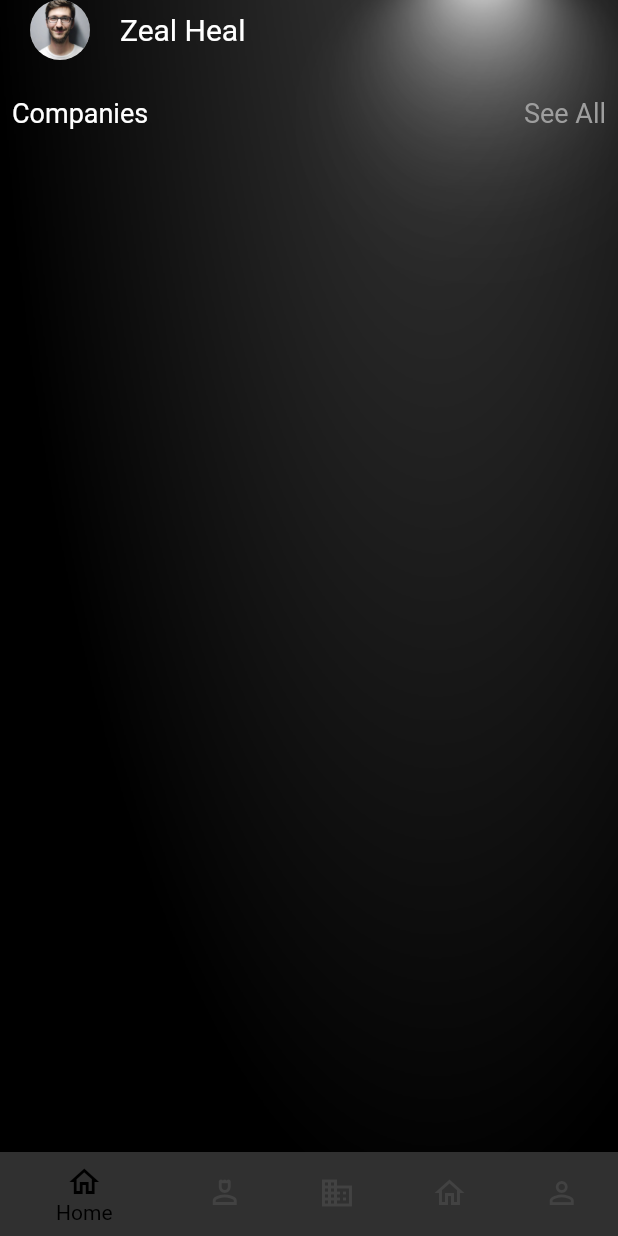
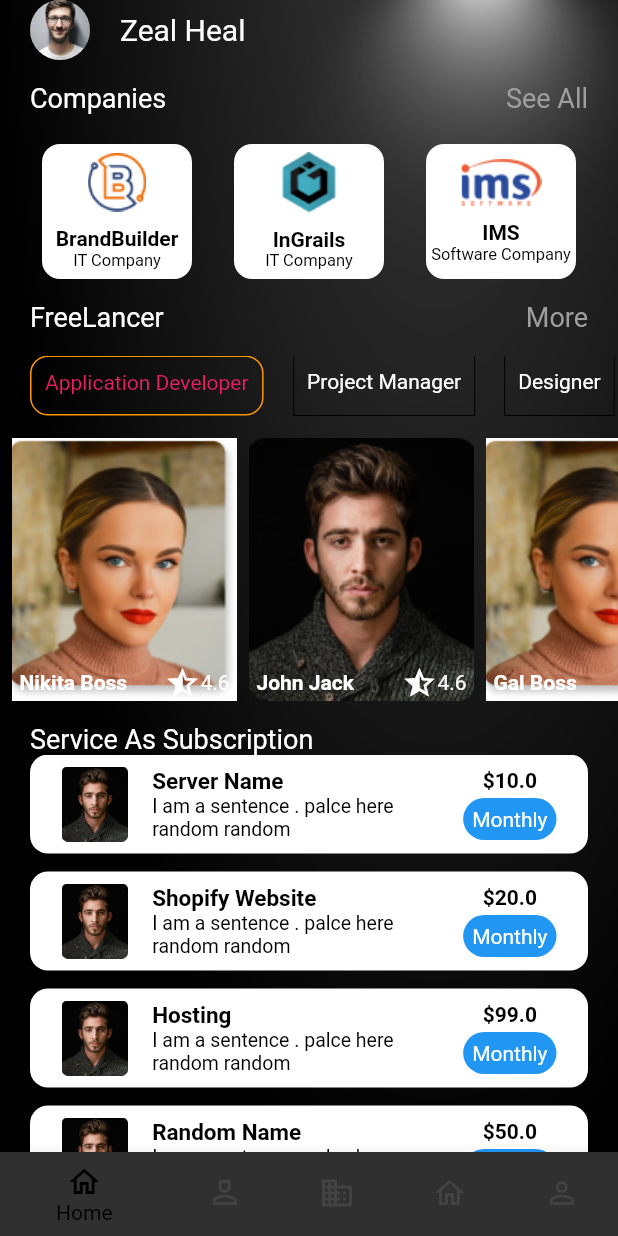
Before and after one commit to arunkc72/freelancerApp, a Flutter app: the screen it shows after launch, on a phone screen of 412 x 824 dp. Run offline on Flutter 3.47's test engine with Material 2 defaults, Android fonts, the light colour scheme and no system bars.

Commit message:
home page done

```diff
--- a/lib/pages/home_page.dart
+++ b/lib/pages/home_page.dart
@@ -1,7 +1,45 @@
+import 'package:brandbuilder_flutter/utils/homepage_horizontalTile.dart';
+import 'package:brandbuilder_flutter/utils/homepage_upperContainer.dart';
+import 'package:brandbuilder_flutter/utils/homepage_upperHorizontalTile.dart';
+import 'package:brandbuilder_flutter/utils/homepage_verticalTile.dart';
 import 'package:flutter/material.dart';
 
-class HomePage extends StatelessWidget {
+class HomePage extends StatefulWidget {
   const HomePage({Key? key}) : super(key: key);
+
+  @override
+  State<HomePage> createState() => _HomePageState();
+}
+
+class _HomePageState extends State<HomePage> {
+  final List jobType = [
+    ['Application Developer', true],
+    ['Project Manager', false],
+    ['Designer', false],
+    ['Tester', false],
+    ['Marketing', false],
+  ];
+
+  final List People = [
+    ['Nikita Boss', 'assets/images/person2.png'],
+    ['John Jack', 'assets/images/freelancerprofile.png'],
+    ['Gal Boss', 'assets/images/person2.png'],
+  ];
+  final List subsType = [
+    ['Server Name', 10.00],
+    ['Shopify Website', 20.00],
+    ['Hosting', 99.00],
+    ['Random Name', 50.00],
+  ];
+
+  jobSelect(int index) {
+    setState(() {
+      for (int i = 0; i <= jobType.length; i++) {
+        jobType[index][1] = false;
+      }
+      jobType[index][1] = true;
+    });
+  }
 
   @override
   Widget build(BuildContext context) {
@@ -39,10 +77,10 @@ class HomePage extends StatelessWidget {
               ),
             ),
             SizedBox(
-              height: 25,
+              height: 15,
             ),
             Padding(
-              padding: const EdgeInsets.symmetric(horizontal: 8.0),
+              padding: const EdgeInsets.symmetric(horizontal: 20.0),
               child: Row(
                 mainAxisAlignment: MainAxisAlignment.spaceBetween,
                 children: [
@@ -62,6 +100,117 @@ class HomePage extends StatelessWidget {
                   )
                 ],
               ),
+            ),
+            SizedBox(
+              height: 20,
+            ),
+            Padding(
+              padding: const EdgeInsets.only(right: 20.0),
+              child: Row(
+                mainAxisAlignment: MainAxisAlignment.spaceEvenly,
+                children: [
+                  UpperContainer(
+                      companyName: 'BrandBuilder',
+                      logoPath: 'assets/images/brandbuilderLogo.png',
+                      companyType: 'IT Company'),
+                  UpperContainer(
+                      companyName: 'InGrails',
+                      logoPath: 'assets/images/ingrailsLogo.png',
+                      companyType: 'IT Company'),
+                  UpperContainer(
+                      companyName: 'IMS',
+                      logoPath: 'assets/images/imsLogo.png',
+                      companyType: 'Software Company'),
+                ],
+              ),
+            ),
+            SizedBox(
+              height: 15,
+            ),
+            Padding(
+              padding: const EdgeInsets.symmetric(horizontal: 20.0),
+              child: Row(
+                mainAxisAlignment: MainAxisAlignment.spaceBetween,
+                children: [
+                  Text(
+                    'FreeLancer',
+                    style: TextStyle(
+                        fontSize: 18,
+                        fontWeight: FontWeight.normal,
+                        color: Colors.white),
+                  ),
+                  Text(
+                    'More',
+                    style: TextStyle(
+                        fontSize: 18,
+                        // fontWeight: FontWeight.bold,
+                        color: Colors.grey[500]),
+                  )
+                ],
+              ),
+            ),
+            SizedBox(
+              height: 15,
+            ),
+            Container(
+              height: 40,
+              child: ListView.builder(
+                  scrollDirection: Axis.horizontal,
+                  itemCount: jobType.length,
+                  itemBuilder: (Context, index) {
+                    return HomeHorizonalTile(
+                        isSelected: jobType[index][1],
+                        jobType: jobType[index][0],
+                        onTap: () {
+                          jobSelect(index);
+                        });
+                  }),
+            ),
+            SizedBox(
+              height: 15,
+            ),
+            Container(
+              height: 175,
+              child: ListView.builder(
+                  scrollDirection: Axis.horizontal,
+                  itemCount: People.length,
+                  itemBuilder: (context, index) {
+                    return HorizontalTile(
+                      imagePath: People[index][1],
+                      name: People[index][0],
+                    );
+                  }),
+            ),
+            SizedBox(
+              height: 15,
+            ),
+            Padding(
+              padding: const EdgeInsets.symmetric(horizontal: 20.0),
+              child: Row(
+                mainAxisAlignment: MainAxisAlignment.start,
+                children: [
+                  Text(
+                    'Service As Subscription',
+                    style: TextStyle(
+                        fontSize: 18,
+                        fontWeight: FontWeight.normal,
+                        color: Colors.white),
+                  ),
+                ],
+              ),
+            ),
+            Expanded(
+              child: Padding(
+                padding: const EdgeInsets.symmetric(horizontal: 20.0),
+                child: ListView.builder(
+                    itemCount: subsType.length,
+                    itemBuilder: (context, index) {
+                      return HomeVerticalTile(
+                        title: subsType[index][0],
+                        money: subsType[index][1],
+                      );
+                    }),
+              ),
             )
           ],
         ),
--- /dev/null
+++ b/lib/utils/homepage_horizontalTile.dart
@@ -0,0 +1,50 @@
+import 'package:flutter/material.dart';
+
+class HorizontalTile extends StatelessWidget {
+  final String name;
+  final String imagePath;
+
+  const HorizontalTile(
+      {super.key, required this.name, required this.imagePath});
+
+  // const HorizontalTile({super.key});
+
+  @override
+  Widget build(BuildContext context) {
+    return Padding(
+      padding: const EdgeInsets.only(left: 8.0),
+      child: Container(
+        height: 175,
+        width: 150,
+        decoration: BoxDecoration(
+            image: DecorationImage(
+          image: AssetImage(imagePath),
+          fit: BoxFit.cover,
+        )),
+        child: Column(
+          mainAxisAlignment: MainAxisAlignment.end,
+          children: [
+            Padding(
+              padding: const EdgeInsets.symmetric(horizontal: 5.0),
+              child: Row(
+                mainAxisAlignment: MainAxisAlignment.spaceBetween,
+                children: [
+                  // SizedBox(
+                  //   width: 1,
+                  // ),
+                  Text(
+                    name,
+                    style: TextStyle(fontSize: 14, fontWeight: FontWeight.bold),
+                  ),
+                  Row(
+                    children: [Icon(Icons.star_half), Text('4.6')],
+                  )
+                ],
+              ),
+            )
+          ],
+        ),
+      ),
+    );
+  }
+}
--- /dev/null
+++ b/lib/utils/homepage_upperContainer.dart
@@ -0,0 +1,45 @@
+import 'package:flutter/material.dart';
+
+class UpperContainer extends StatelessWidget {
+  final String companyName;
+  final String companyType;
+  final String logoPath;
+
+  const UpperContainer(
+      {super.key,
+      required this.companyName,
+      required this.logoPath,
+      required this.companyType});
+
+  // const UpperContainer({super.key});
+
+  @override
+  Widget build(BuildContext context) {
+    return Container(
+      height: 90,
+      width: 100,
+      margin: EdgeInsets.only(left: 20),
+      decoration: BoxDecoration(
+          color: Colors.white, borderRadius: BorderRadius.circular(12)),
+      child: Column(
+        mainAxisAlignment: MainAxisAlignment.center,
+        crossAxisAlignment: CrossAxisAlignment.center,
+        children: [
+          Image.asset(logoPath),
+          SizedBox(
+            height: 10,
+          ),
+          Text(
+            companyName,
+            style: TextStyle(
+                color: Colors.black, fontWeight: FontWeight.bold, fontSize: 14),
+          ),
+          Text(
+            companyType,
+            style: TextStyle(color: Colors.black, fontSize: 11),
+          ),
+        ],
+      ),
+    );
+  }
+}
--- /dev/null
+++ b/lib/utils/homepage_upperHorizontalTile.dart
@@ -0,0 +1,40 @@
+import 'package:flutter/material.dart';
+
+class HomeHorizonalTile extends StatelessWidget {
+  final bool isSelected;
+  final String jobType;
+  final VoidCallback onTap;
+
+  const HomeHorizonalTile(
+      {super.key,
+      required this.isSelected,
+      required this.jobType,
+      required this.onTap});
+
+  // const HomeHorizonalTile({super.key});
+
+  @override
+  Widget build(BuildContext context) {
+    return GestureDetector(
+      onTap: onTap,
+      child: Padding(
+        padding: EdgeInsets.only(left: 20),
+        child: Container(
+          // height: 10,
+          padding: EdgeInsets.all(9),
+          decoration: BoxDecoration(
+              border: isSelected
+                  ? Border.all(color: Colors.orange)
+                  : Border.all(width: 0),
+              borderRadius: isSelected
+                  ? BorderRadius.circular(12)
+                  : BorderRadius.circular(0)),
+          child: Text(
+            jobType,
+            style: TextStyle(color: isSelected ? Colors.pink : Colors.white),
+          ),
+        ),
+      ),
+    );
+  }
+}
--- /dev/null
+++ b/lib/utils/homepage_verticalTile.dart
@@ -0,0 +1,55 @@
+import 'package:flutter/material.dart';
+
+class HomeVerticalTile extends StatelessWidget {
+  final String title;
+  final double money;
+
+  const HomeVerticalTile({super.key, required this.title, required this.money});
+
+  // const HomeVerticalTile({super.key});
+
+  @override
+  Widget build(BuildContext context) {
+    return Container(
+      padding: EdgeInsets.all(5),
+      margin: EdgeInsets.only(bottom: 12),
+      decoration: BoxDecoration(
+          color: Colors.white, borderRadius: BorderRadius.circular(12)),
+      child: ListTile(
+        leading: Container(
+          height: 50,
+          decoration: BoxDecoration(
+            borderRadius: BorderRadius.circular(12),
+          ),
+          child: Image.asset('assets/images/freelancerprofile.png'),
+        ),
+        title: Text(
+          title,
+          style: TextStyle(
+              fontSize: 15, color: Colors.black, fontWeight: FontWeight.bold),
+        ),
+        subtitle: Text('I am a sentence . palce here random random ',
+            style: TextStyle(
+              fontSize: 13,
+              color: Colors.black,
+            )),
+        trailing: Column(
+          mainAxisAlignment: MainAxisAlignment.spaceEvenly,
+          children: [
+            Text(
+              '\$' + money.toString(),
+              style:
+                  TextStyle(color: Colors.black, fontWeight: FontWeight.bold),
+            ),
+            Container(
+              padding: EdgeInsets.all(6),
+              decoration: BoxDecoration(
+                  color: Colors.blue, borderRadius: BorderRadius.circular(15)),
+              child: Text('Monthly'),
+            )
+          ],
+        ),
+      ),
+    );
+  }
+}
```
Also changed, not shown: assets/images/Rectangle 6 (4).png (added), assets/images/brandbuilderLogo.png (added), assets/images/imsLogo.png (added), assets/images/ingrailsLogo.png (added), assets/images/person1.png (added), assets/images/person2.png (added), 1 other file.
